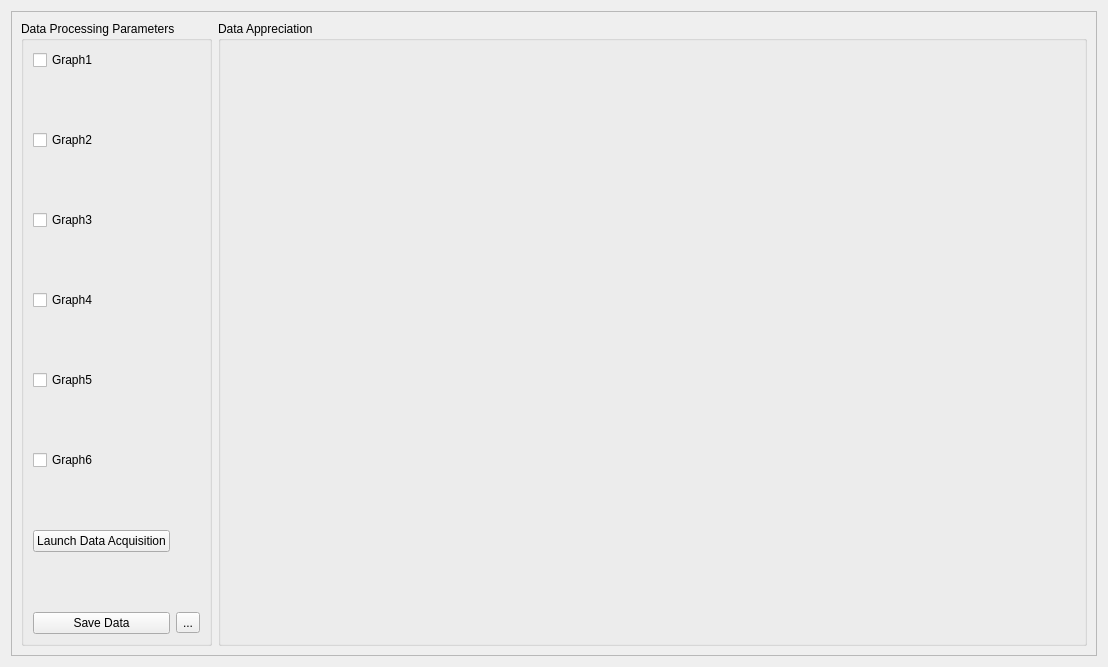
Qt form gui/views/dataViewUI.ui (AceEagle/ElectricViewCHU) before a commit.
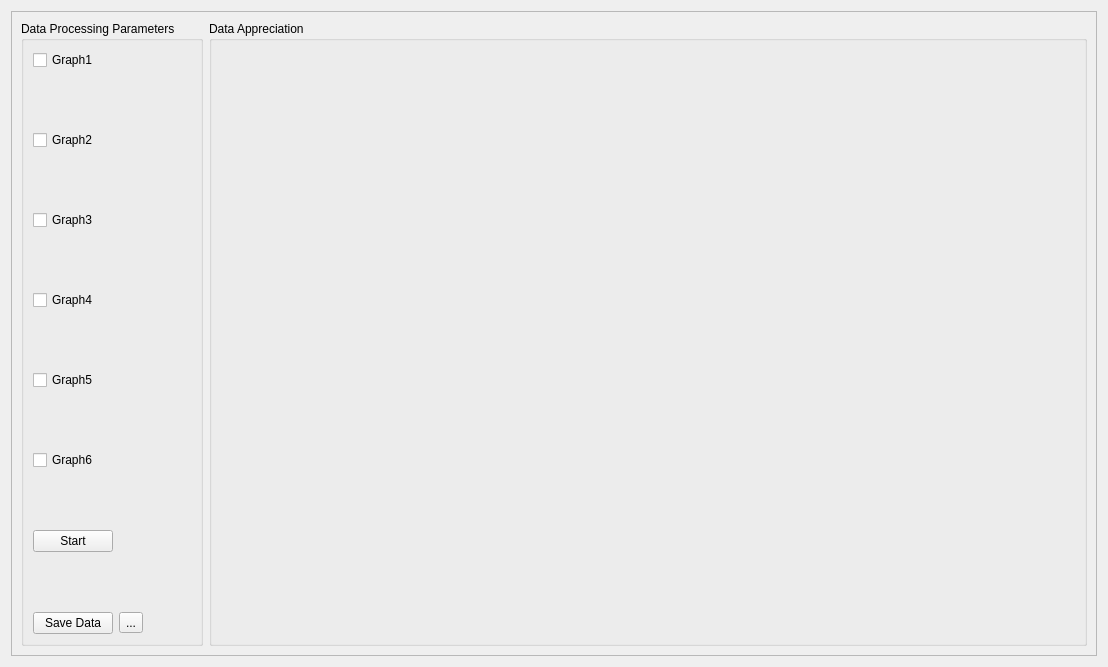
The same form after that commit. Custom widgets are drawn as their Qt base class.

Commit message: Buttons amelioration

```diff
--- a/gui/views/dataViewUI.ui
+++ b/gui/views/dataViewUI.ui
@@ -185,7 +185,7 @@
          <item row="13" column="0">
           <widget class="QPushButton" name="LaunchDataPButton">
            <property name="text">
-            <string>Launch Data Acquisition</string>
+            <string>Start</string>
            </property>
           </widget>
          </item>
```
The commit also changes 2 other files.
